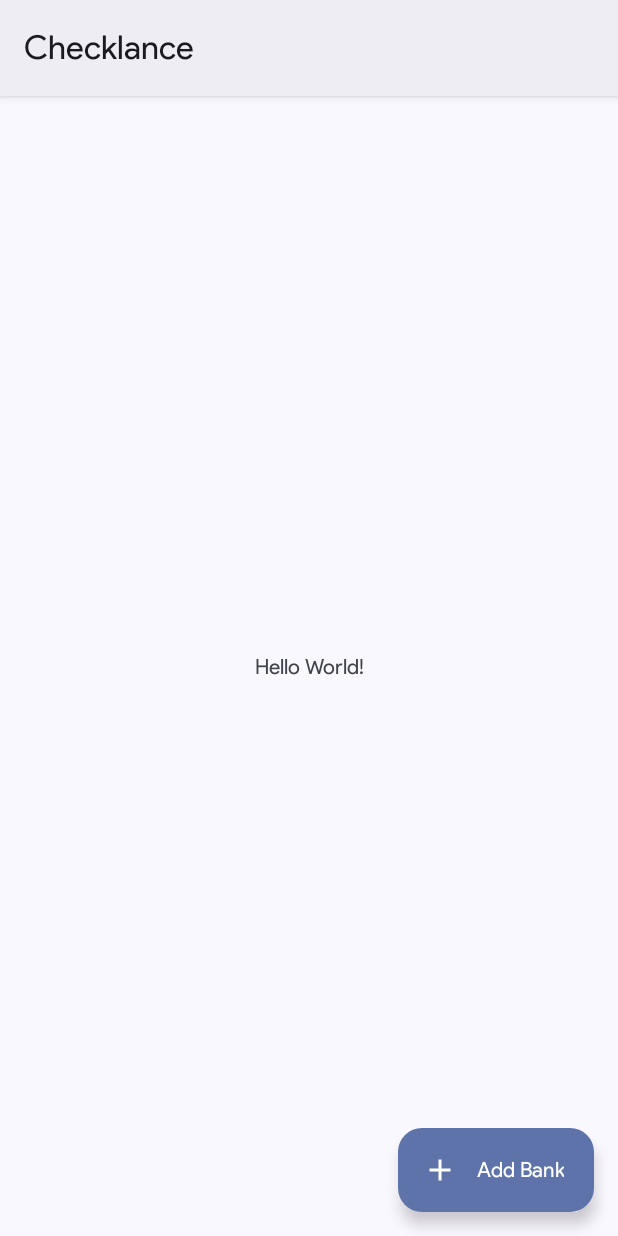
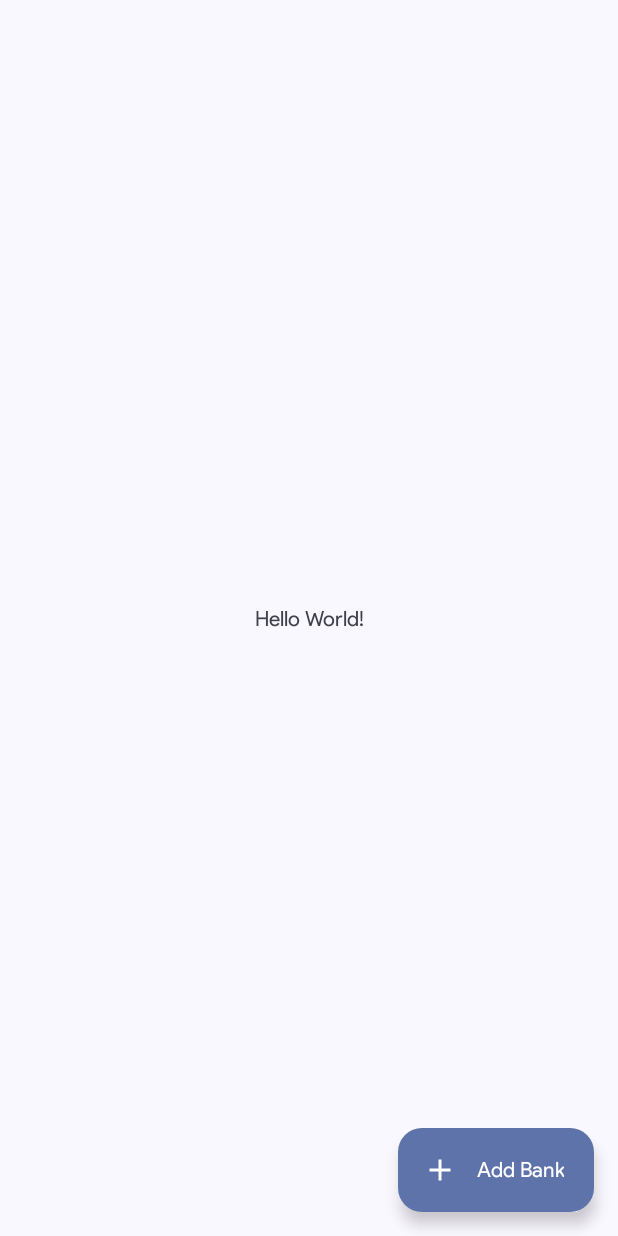
Before and after one commit to Akruzen/Checklance, an Android app: the screen it shows after launch (MainActivity), on a phone screen of 412 x 824 dp. Run offline under Robolectric (Android 15) with nearby library versions, the phone set to English and light mode, and no system bars.

Commit message:
Removed Action Bar

```diff
--- a/app/src/main/res/values-night/themes.xml
+++ b/app/src/main/res/values-night/themes.xml
@@ -3,6 +3,8 @@
     <style name="Base.Theme.Checklance" parent="Theme.Material3.DynamicColors.DayNight">
         <!-- Customize your dark theme here. -->
         <item name="android:fontFamily">@font/product_sans</item>
+        <item name="windowActionBar">false</item>
+        <item name="windowNoTitle">true</item>
         <!-- <item name="colorPrimary">@color/my_dark_primary</item> -->
     </style>
 </resources>
--- a/app/src/main/res/values/ic_launcher_background.xml
+++ /dev/null
@@ -1,4 +0,0 @@
-<?xml version="1.0" encoding="utf-8"?>
-<resources>
-    <color name="ic_launcher_background">#ACB8FF</color>
-</resources>
--- a/app/src/main/res/values/ic_launcher_monochrome_background.xml
+++ /dev/null
@@ -1,4 +0,0 @@
-<?xml version="1.0" encoding="utf-8"?>
-<resources>
-    <color name="ic_launcher_monochrome_background">#ACB8FF</color>
-</resources>
--- a/app/src/main/res/values/themes.xml
+++ b/app/src/main/res/values/themes.xml
@@ -3,6 +3,8 @@
     <style name="Base.Theme.Checklance" parent="Theme.Material3.DynamicColors.DayNight">
         <!-- Customize your light theme here. -->
         <item name="android:fontFamily">@font/product_sans</item>
+        <item name="windowActionBar">false</item>
+        <item name="windowNoTitle">true</item>
         <!-- <item name="colorPrimary">@color/my_light_primary</item> -->
     </style>
 
```
